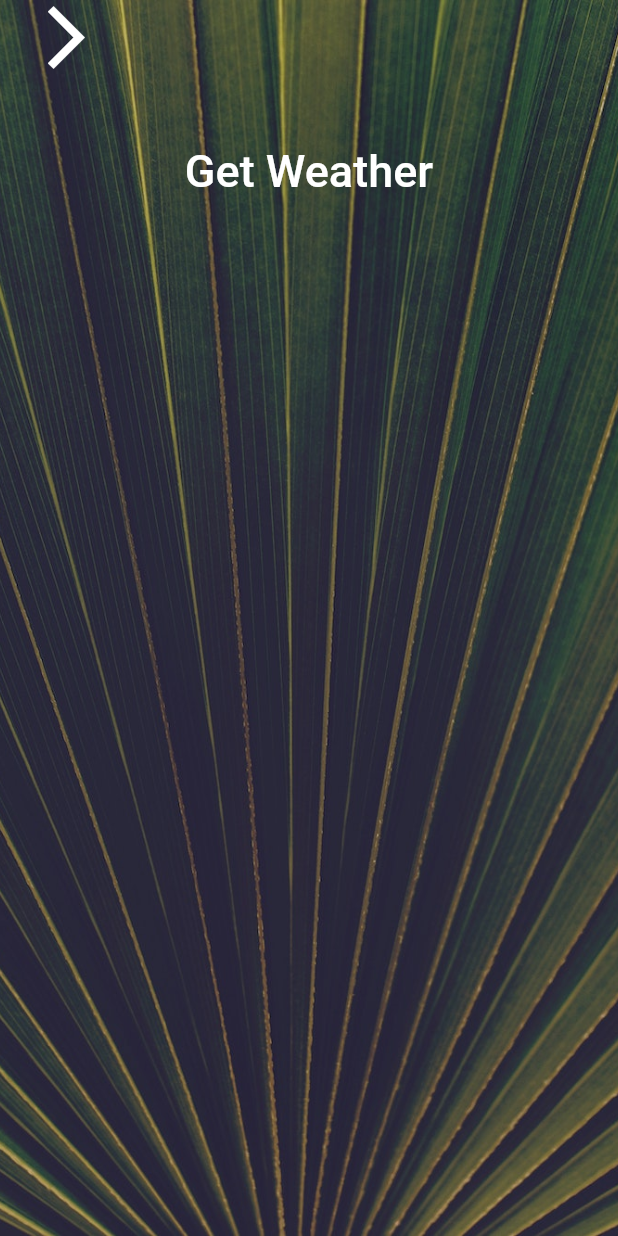
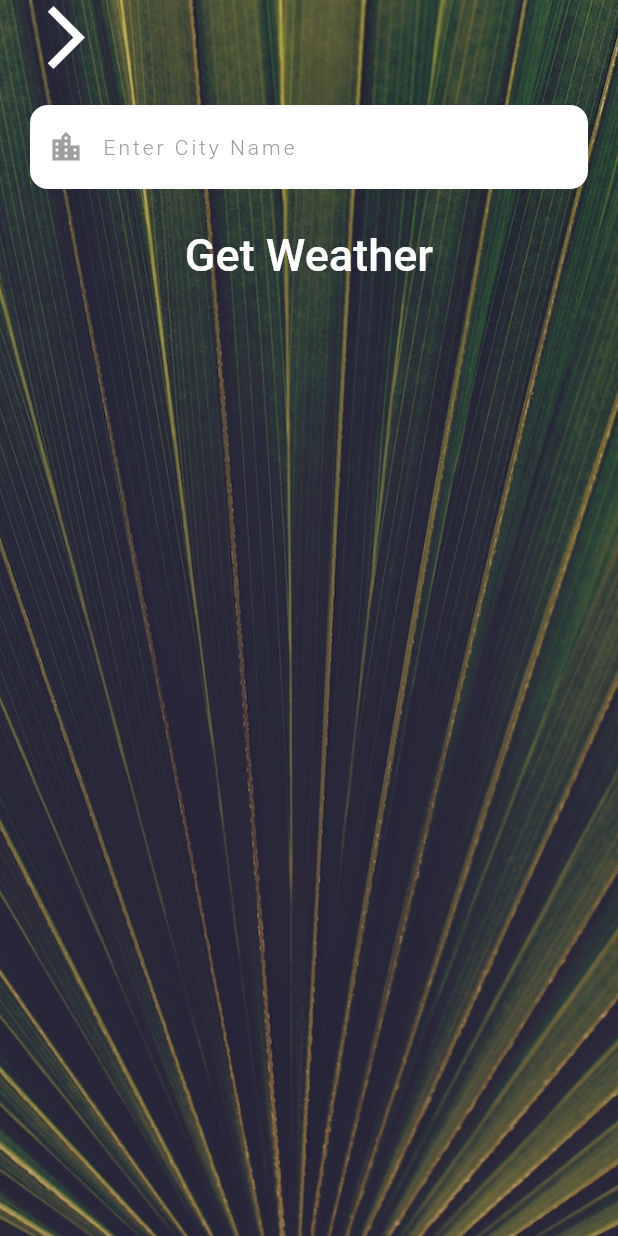
Before and after one commit to nouhben/weather, a Flutter app: the CityScreen screen opened directly, on a phone screen of 412 x 824 dp. Run offline on Flutter 3.47's test engine with Material 2 defaults, Android fonts, the phone set to English and light mode, and no system bars; our stand-ins replace flutter_spinkit, geolocator; network calls fail; Roboto replaces fonts that are missing (Spartan MB).

Commit message:
text field decoration life cycle for widgets Refactoring code

```diff
--- a/lib/screens/city_screen.dart
+++ b/lib/screens/city_screen.dart
@@ -24,7 +24,9 @@ class _CityScreenState extends State<CityScreen> {
               Align(
                 alignment: Alignment.topLeft,
                 child: FlatButton(
-                  onPressed: () {},
+                  onPressed: () {
+                    Navigator.pop(context);
+                  },
                   child: Icon(
                     Icons.arrow_forward_ios,
                     size: 50.0,
@@ -33,7 +35,15 @@ class _CityScreenState extends State<CityScreen> {
               ),
               Container(
                 padding: EdgeInsets.all(20.0),
-                child: null,
+                child: TextField(
+                  style: TextStyle(
+                    color: Colors.black,
+                    fontWeight: FontWeight.w300,
+                    fontSize: 14.0,
+                    letterSpacing: 2.0,
+                  ),
+                  decoration: kInputDecorationStyle,
+                ),
               ),
               FlatButton(
                   onPressed: () {},
--- a/lib/utilities/constants.dart
+++ b/lib/utilities/constants.dart
@@ -18,3 +18,15 @@ const kButtonTextStyle = TextStyle(
 const kConditionTextStyle = TextStyle(
   fontSize: 100.0,
 );
+
+const kInputDecorationStyle = InputDecoration(
+  filled: true,
+  fillColor: Colors.white,
+  prefixIcon: Icon(Icons.location_city, color: Colors.grey),
+  hintText: 'Enter City Name',
+  hintStyle: TextStyle(color: Colors.grey),
+  border: OutlineInputBorder(
+    borderRadius: BorderRadius.all(Radius.circular(12.0)),
+    borderSide: BorderSide.none,
+  ),
+);
```
Also changed, not shown: lib/screens/location_screen.dart (+18 -1 lines).
